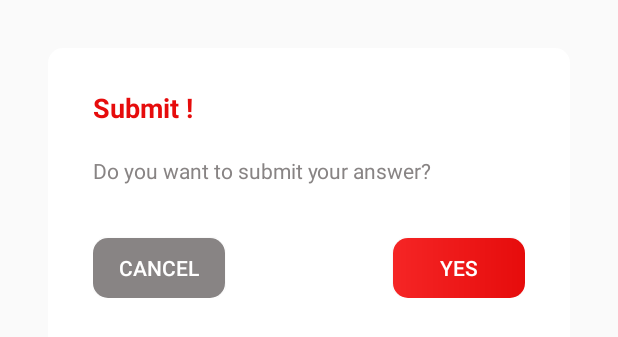
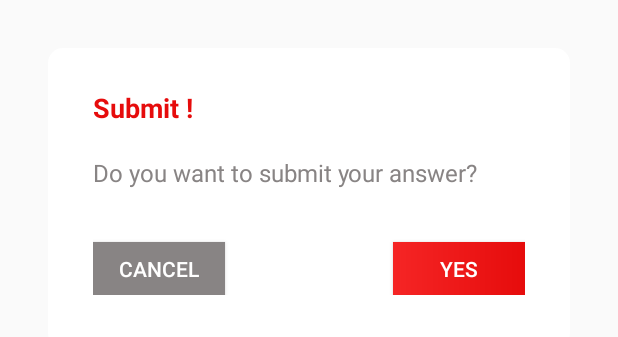
Before and after one commit to rakibul667s/Addhayon-Android-Application, an Android app: the layout alert_dialog_layout.xml on its own in the app's theme, with its tools: preview values and no code run, on a phone screen of 412 x 824 dp. Shown: the top 337 px of the screen. Run offline under Robolectric (Android 15) with nearby library versions, the phone set to English and light mode, and no system bars; Roboto replaces fonts that are not available here.

Commit message:
Version System

```diff
--- a/app/src/main/res/layout/alert_dialog_layout.xml
+++ b/app/src/main/res/layout/alert_dialog_layout.xml
@@ -28,7 +28,7 @@
         android:layout_width="0dp"
         android:layout_height="wrap_content"
         android:text="Do you want to submit your answer?"
-        android:textSize="14sp"
+        android:textSize="16sp"
         android:layout_marginTop="20dp"
         android:textColor="@color/i2"
         app:layout_constraintLeft_toLeftOf="parent"
@@ -38,23 +38,23 @@
     <Button
         android:id="@+id/cancelB"
         android:layout_width="wrap_content"
-        android:layout_height="40dp"
+        android:layout_height="35dp"
         android:layout_marginRight="16dp"
         android:layout_marginTop="35dp"
         android:text="Cancel"
         android:textColor="@color/white"
-        android:background="@drawable/gradient3"
+        android:background="@drawable/gradient4"
         android:backgroundTint="@color/i2"
         app:layout_constraintLeft_toLeftOf="parent"
         app:layout_constraintTop_toBottomOf="@+id/content"/>
     <Button
         android:id="@+id/confrimB"
         android:layout_width="wrap_content"
-        android:layout_height="40dp"
+        android:layout_height="35dp"
         android:layout_marginTop="35dp"
         android:text="Yes"
         android:textColor="@color/white"
-        android:background="@drawable/gradient3"
+        android:background="@drawable/gradient4"
         app:layout_constraintRight_toRightOf="parent"
         app:layout_constraintTop_toBottomOf="@+id/content"/>
 
```
